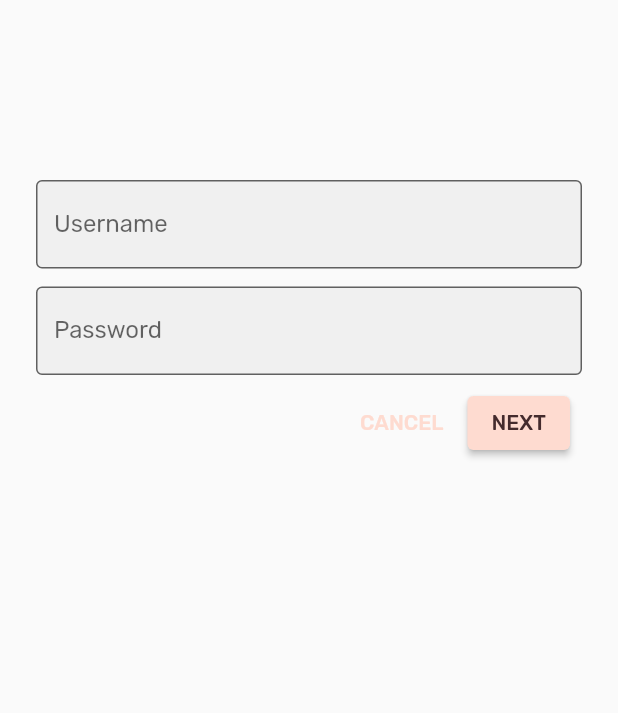
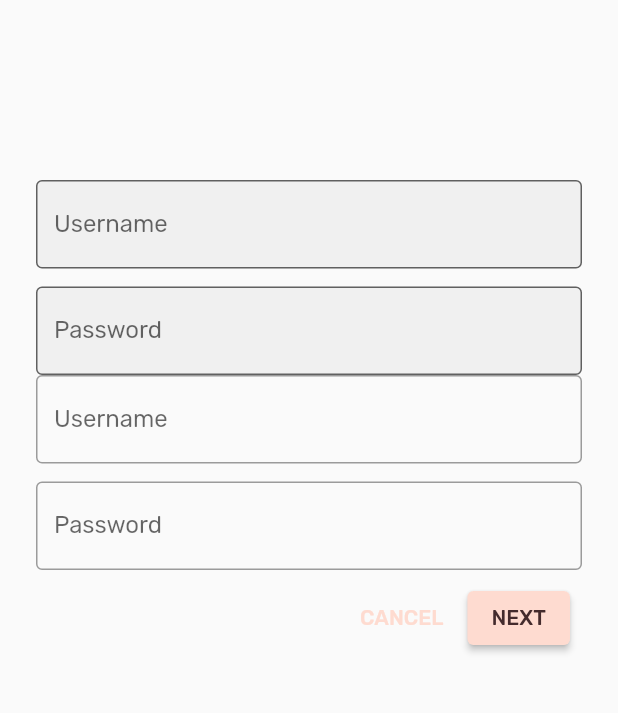
Before and after one commit to ahmed-bs/mdc_100_series, a Flutter app: the screen it shows after launch, on a phone screen of 412 x 824 dp, the part 237-950 px from its top. Run offline on Flutter 3.47's test engine with Material 2 defaults, Android fonts, the phone set to English and light mode, and no system bars.

```diff
--- a/lib/login.dart
+++ b/lib/login.dart
@@ -67,6 +67,23 @@ class _LoginPageState extends State<LoginPage> {
             ),
             // TODO: Wrap Username with AccentColorOverride (103)
             // TODO: Remove filled: true values (103)
+            // Remove filled: true values (103)
+            TextField(
+              controller: _usernameController,
+              decoration: const InputDecoration(
+                // Removed filled: true
+                labelText: 'Username',
+              ),
+            ),
+            const SizedBox(height: 12.0),
+            TextField(
+              controller: _passwordController,
+              decoration: const InputDecoration(
+                // Removed filled: true
+                labelText: 'Password',
+              ),
+              obscureText: true,
+            ),
             // TODO: Wrap Password with AccentColorOverride (103)
             // Add button bar (101)
              ButtonBar(
```
